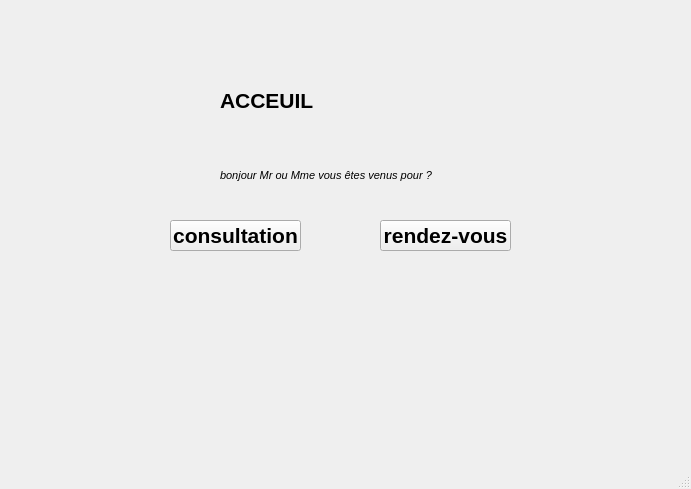
Before: the Qt Designer form form/.ui/accueil.ui in Abrahamkone/ano1, drawn with Qt 5.
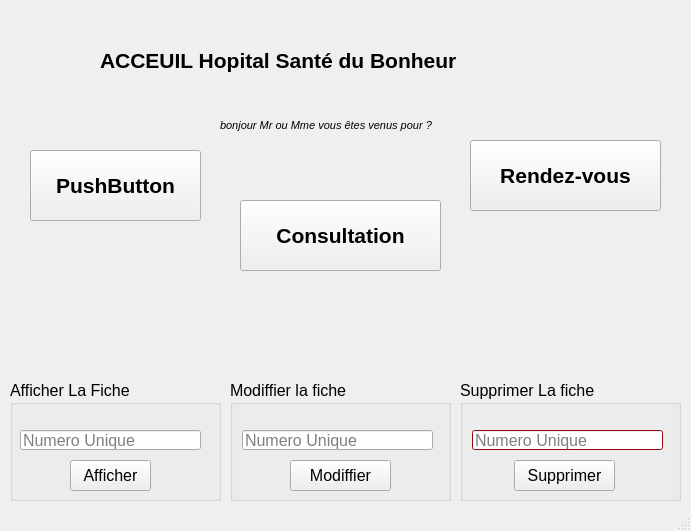
After: the same form once the commit is applied.

Patch:
```diff
--- a/form/.ui/accueil.ui
+++ b/form/.ui/accueil.ui
@@ -7,7 +7,7 @@
     <x>0</x>
     <y>0</y>
     <width>691</width>
-    <height>489</height>
+    <height>531</height>
    </rect>
   </property>
   <property name="font">
@@ -19,20 +19,23 @@
    </font>
   </property>
   <property name="windowTitle">
-   <string>MainWindow</string>
+   <string>Accueil</string>
+  </property>
+  <property name="layoutDirection">
+   <enum>Qt::LeftToRight</enum>
   </property>
   <widget class="QWidget" name="centralwidget">
    <widget class="QLabel" name="acceul">
     <property name="geometry">
      <rect>
-      <x>220</x>
-      <y>80</y>
-      <width>241</width>
+      <x>100</x>
+      <y>40</y>
+      <width>511</width>
       <height>41</height>
      </rect>
     </property>
     <property name="text">
-     <string>ACCEUIL</string>
+     <string>ACCEUIL Hopital Santé du Bonheur</string>
     </property>
     <property name="margin">
      <number>70</number>
@@ -41,34 +44,34 @@
    <widget class="QPushButton" name="pushButton">
     <property name="geometry">
      <rect>
-      <x>170</x>
-      <y>220</y>
-      <width>131</width>
-      <height>31</height>
+      <x>240</x>
+      <y>200</y>
+      <width>201</width>
+      <height>71</height>
      </rect>
     </property>
     <property name="text">
-     <string>consultation</string>
+     <string>Consultation</string>
     </property>
    </widget>
    <widget class="QPushButton" name="pushButton_2">
     <property name="geometry">
      <rect>
-      <x>380</x>
-      <y>220</y>
-      <width>131</width>
-      <height>31</height>
+      <x>470</x>
+      <y>140</y>
+      <width>191</width>
+      <height>71</height>
      </rect>
     </property>
     <property name="text">
-     <string>rendez-vous</string>
+     <string>Rendez-vous</string>
     </property>
    </widget>
    <widget class="QLabel" name="label_2">
     <property name="geometry">
      <rect>
       <x>220</x>
-      <y>160</y>
+      <y>110</y>
       <width>251</width>
       <height>31</height>
      </rect>
@@ -89,6 +92,546 @@
      <number>8</number>
     </property>
    </widget>
+   <widget class="QGroupBox" name="groupe_Affiche_Fiche">
+    <property name="geometry">
+     <rect>
+      <x>10</x>
+      <y>380</y>
+      <width>211</width>
+      <height>121</height>
+     </rect>
+    </property>
+    <property name="font">
+     <font>
+      <pointsize>12</pointsize>
+      <weight>50</weight>
+      <bold>false</bold>
+     </font>
+    </property>
+    <property name="title">
+     <string>Afficher La Fiche</string>
+    </property>
+    <widget class="QLineEdit" name="line_Edit_Afficher_2">
+     <property name="geometry">
+      <rect>
+       <x>10</x>
+       <y>50</y>
+       <width>181</width>
+       <height>20</height>
+      </rect>
+     </property>
+     <property name="placeholderText">
+      <string>Numero Unique</string>
+     </property>
+    </widget>
+    <widget class="QPushButton" name="boutton_Afficher_fiche">
+     <property name="geometry">
+      <rect>
+       <x>60</x>
+       <y>80</y>
+       <width>81</width>
+       <height>31</height>
+      </rect>
+     </property>
+     <property name="text">
+      <string>Afficher</string>
+     </property>
+    </widget>
+   </widget>
+   <widget class="QGroupBox" name="groupe_Modifier_Fiche">
+    <property name="geometry">
+     <rect>
+      <x>230</x>
+      <y>380</y>
+      <width>221</width>
+      <height>121</height>
+     </rect>
+    </property>
+    <property name="font">
+     <font>
+      <pointsize>12</pointsize>
+      <weight>50</weight>
+      <bold>false</bold>
+     </font>
+    </property>
+    <property name="title">
+     <string>Modiffier la fiche</string>
+    </property>
+    <widget class="QLineEdit" name="line_Edit_Modiffier">
+     <property name="geometry">
+      <rect>
+       <x>12</x>
+       <y>50</y>
+       <width>191</width>
+       <height>20</height>
+      </rect>
+     </property>
+     <property name="placeholderText">
+      <string>Numero Unique</string>
+     </property>
+    </widget>
+    <widget class="QPushButton" name="boutton_Modiffierr_fiche">
+     <property name="geometry">
+      <rect>
+       <x>60</x>
+       <y>80</y>
+       <width>101</width>
+       <height>31</height>
+      </rect>
+     </property>
+     <property name="text">
+      <string>Modiffier</string>
+     </property>
+    </widget>
+   </widget>
+   <widget class="QGroupBox" name="groupe_Supprimer_Fiche">
+    <property name="geometry">
+     <rect>
+      <x>460</x>
+      <y>380</y>
+      <width>221</width>
+      <height>121</height>
+     </rect>
+    </property>
+    <property name="font">
+     <font>
+      <family>Arial</family>
+      <pointsize>12</pointsize>
+      <weight>50</weight>
+      <bold>false</bold>
+     </font>
+    </property>
+    <property name="title">
+     <string>Supprimer La fiche</string>
+    </property>
+    <widget class="QLineEdit" name="line_Edit_Supprimer">
+     <property name="geometry">
+      <rect>
+       <x>12</x>
+       <y>50</y>
+       <width>191</width>
+       <height>20</height>
+      </rect>
+     </property>
+     <property name="palette">
+      <palette>
+       <active>
+        <colorrole role="WindowText">
+         <brush brushstyle="SolidPattern">
+          <color alpha="255">
+           <red>0</red>
+           <green>0</green>
+           <blue>0</blue>
+          </color>
+         </brush>
+        </colorrole>
+        <colorrole role="Button">
+         <brush brushstyle="SolidPattern">
+          <color alpha="255">
+           <red>209</red>
+           <green>13</green>
+           <blue>16</blue>
+          </color>
+         </brush>
+        </colorrole>
+        <colorrole role="Midlight">
+         <brush brushstyle="SolidPattern">
+          <color alpha="255">
+           <red>232</red>
+           <green>43</green>
+           <blue>46</blue>
+          </color>
+         </brush>
+        </colorrole>
+        <colorrole role="Dark">
+         <brush brushstyle="SolidPattern">
+          <color alpha="255">
+           <red>104</red>
+           <green>6</green>
+           <blue>8</blue>
+          </color>
+         </brush>
+        </colorrole>
+        <colorrole role="Mid">
+         <brush brushstyle="SolidPattern">
+          <color alpha="255">
+           <red>139</red>
+           <green>8</green>
+           <blue>10</blue>
+          </color>
+         </brush>
+        </colorrole>
+        <colorrole role="Text">
+         <brush brushstyle="SolidPattern">
+          <color alpha="255">
+           <red>0</red>
+           <green>0</green>
+           <blue>0</blue>
+          </color>
+         </brush>
+        </colorrole>
+        <colorrole role="BrightText">
+         <brush brushstyle="SolidPattern">
+          <color alpha="255">
+           <red>255</red>
+           <green>255</green>
+           <blue>255</blue>
+          </color>
+         </brush>
+        </colorrole>
+        <colorrole role="ButtonText">
+         <brush brushstyle="SolidPattern">
+          <color alpha="255">
+           <red>0</red>
+           <green>0</green>
+           <blue>0</blue>
+          </color>
+         </brush>
+        </colorrole>
+        <colorrole role="Base">
+         <brush brushstyle="SolidPattern">
+          <color alpha="255">
+           <red>255</red>
+           <green>255</green>
+           <blue>255</blue>
+          </color>
+         </brush>
+        </colorrole>
+        <colorrole role="Window">
+         <brush brushstyle="SolidPattern">
+          <color alpha="255">
+           <red>209</red>
+           <green>13</green>
+           <blue>16</blue>
+          </color>
+         </brush>
+        </colorrole>
+        <colorrole role="Shadow">
+         <brush brushstyle="SolidPattern">
+          <color alpha="255">
+           <red>0</red>
+           <green>0</green>
+           <blue>0</blue>
+          </color>
+         </brush>
+        </colorrole>
+        <colorrole role="AlternateBase">
+         <brush brushstyle="SolidPattern">
+          <color alpha="255">
+           <red>232</red>
+           <green>134</green>
+           <blue>135</blue>
+          </color>
+         </brush>
+        </colorrole>
+        <colorrole role="ToolTipBase">
+         <brush brushstyle="SolidPattern">
+          <color alpha="255">
+           <red>255</red>
+           <green>255</green>
+           <blue>220</blue>
+          </color>
+         </brush>
+        </colorrole>
+        <colorrole role="ToolTipText">
+         <brush brushstyle="SolidPattern">
+          <color alpha="255">
+           <red>0</red>
+           <green>0</green>
+           <blue>0</blue>
+          </color>
+         </brush>
+        </colorrole>
+       </active>
+       <inactive>
+        <colorrole role="WindowText">
+         <brush brushstyle="SolidPattern">
+          <color alpha="255">
+           <red>0</red>
+           <green>0</green>
+           <blue>0</blue>
+          </color>
+         </brush>
+        </colorrole>
+        <colorrole role="Button">
+         <brush brushstyle="SolidPattern">
+          <color alpha="255">
+           <red>209</red>
+           <green>13</green>
+           <blue>16</blue>
+          </color>
+         </brush>
+        </colorrole>
+        <colorrole role="Midlight">
+         <brush brushstyle="SolidPattern">
+          <color alpha="255">
+           <red>232</red>
+           <green>43</green>
+           <blue>46</blue>
+          </color>
+         </brush>
+        </colorrole>
+        <colorrole role="Dark">
+         <brush brushstyle="SolidPattern">
+          <color alpha="255">
+           <red>104</red>
+           <green>6</green>
+           <blue>8</blue>
+          </color>
+         </brush>
+        </colorrole>
+        <colorrole role="Mid">
+         <brush brushstyle="SolidPattern">
+          <color alpha="255">
+           <red>139</red>
+           <green>8</green>
+           <blue>10</blue>
+          </color>
+         </brush>
+        </colorrole>
+        <colorrole role="Text">
+         <brush brushstyle="SolidPattern">
+          <color alpha="255">
+           <red>0</red>
+           <green>0</green>
+           <blue>0</blue>
+          </color>
+         </brush>
+        </colorrole>
+        <colorrole role="BrightText">
+         <brush brushstyle="SolidPattern">
+          <color alpha="255">
+           <red>255</red>
+           <green>255</green>
+           <blue>255</blue>
+          </color>
+         </brush>
+        </colorrole>
+        <colorrole role="ButtonText">
+         <brush brushstyle="SolidPattern">
+          <color alpha="255">
+           <red>0</red>
+           <green>0</green>
+           <blue>0</blue>
+          </color>
+         </brush>
+        </colorrole>
+        <colorrole role="Base">
+         <brush brushstyle="SolidPattern">
+          <color alpha="255">
+           <red>255</red>
+           <green>255</green>
+           <blue>255</blue>
+          </color>
+         </brush>
+        </colorrole>
+        <colorrole role="Window">
+         <brush brushstyle="SolidPattern">
+          <color alpha="255">
+           <red>209</red>
+           <green>13</green>
+           <blue>16</blue>
+          </color>
+         </brush>
+        </colorrole>
+        <colorrole role="Shadow">
+         <brush brushstyle="SolidPattern">
+          <color alpha="255">
+           <red>0</red>
+           <green>0</green>
+           <blue>0</blue>
+          </color>
+         </brush>
+        </colorrole>
+        <colorrole role="AlternateBase">
+         <brush brushstyle="SolidPattern">
+          <color alpha="255">
+           <red>232</red>
+           <green>134</green>
+           <blue>135</blue>
+          </color>
+         </brush>
+        </colorrole>
+        <colorrole role="ToolTipBase">
+         <brush brushstyle="SolidPattern">
+          <color alpha="255">
+           <red>255</red>
+           <green>255</green>
+           <blue>220</blue>
+          </color>
+         </brush>
+        </colorrole>
+        <colorrole role="ToolTipText">
+         <brush brushstyle="SolidPattern">
+          <color alpha="255">
+           <red>0</red>
+           <green>0</green>
+           <blue>0</blue>
+          </color>
+         </brush>
+        </colorrole>
+       </inactive>
+       <disabled>
+        <colorrole role="WindowText">
+         <brush brushstyle="SolidPattern">
+          <color alpha="255">
+           <red>104</red>
+           <green>6</green>
+           <blue>8</blue>
+          </color>
+         </brush>
+        </colorrole>
+        <colorrole role="Button">
+         <brush brushstyle="SolidPattern">
+          <color alpha="255">
+           <red>209</red>
+           <green>13</green>
+           <blue>16</blue>
+          </color>
+         </brush>
+        </colorrole>
+        <colorrole role="Midlight">
+         <brush brushstyle="SolidPattern">
+          <color alpha="255">
+           <red>232</red>
+           <green>43</green>
+           <blue>46</blue>
+          </color>
+         </brush>
+        </colorrole>
+        <colorrole role="Dark">
+         <brush brushstyle="SolidPattern">
+          <color alpha="255">
+           <red>104</red>
+           <green>6</green>
+           <blue>8</blue>
+          </color>
+         </brush>
+        </colorrole>
+        <colorrole role="Mid">
+         <brush brushstyle="SolidPattern">
+          <color alpha="255">
+           <red>139</red>
+           <green>8</green>
+           <blue>10</blue>
+          </color>
+         </brush>
+        </colorrole>
+        <colorrole role="Text">
+         <brush brushstyle="SolidPattern">
+          <color alpha="255">
+           <red>104</red>
+           <green>6</green>
+           <blue>8</blue>
+          </color>
+         </brush>
+        </colorrole>
+        <colorrole role="BrightText">
+         <brush brushstyle="SolidPattern">
+          <color alpha="255">
+           <red>255</red>
+           <green>255</green>
+           <blue>255</blue>
+          </color>
+         </brush>
+        </colorrole>
+        <colorrole role="ButtonText">
+         <brush brushstyle="SolidPattern">
+          <color alpha="255">
+           <red>104</red>
+           <green>6</green>
+           <blue>8</blue>
+          </color>
+         </brush>
+        </colorrole>
+        <colorrole role="Base">
+         <brush brushstyle="SolidPattern">
+          <color alpha="255">
+           <red>209</red>
+           <green>13</green>
+           <blue>16</blue>
+          </color>
+         </brush>
+        </colorrole>
+        <colorrole role="Window">
+         <brush brushstyle="SolidPattern">
+          <color alpha="255">
+           <red>209</red>
+           <green>13</green>
+           <blue>16</blue>
+          </color>
+         </brush>
+        </colorrole>
+        <colorrole role="Shadow">
+         <brush brushstyle="SolidPattern">
+          <color alpha="255">
+           <red>0</red>
+           <green>0</green>
+           <blue>0</blue>
+          </color>
+         </brush>
+        </colorrole>
+        <colorrole role="AlternateBase">
+         <brush brushstyle="SolidPattern">
+          <color alpha="255">
+           <red>209</red>
+           <green>13</green>
+           <blue>16</blue>
+          </color>
+         </brush>
+        </colorrole>
+        <colorrole role="ToolTipBase">
+         <brush brushstyle="SolidPattern">
+          <color alpha="255">
+           <red>255</red>
+           <green>255</green>
+           <blue>220</blue>
+          </color>
+         </brush>
+        </colorrole>
+        <colorrole role="ToolTipText">
+         <brush brushstyle="SolidPattern">
+          <color alpha="255">
+           <red>0</red>
+           <green>0</green>
+           <blue>0</blue>
+          </color>
+         </brush>
+        </colorrole>
+       </disabled>
+      </palette>
+     </property>
+     <property name="placeholderText">
+      <string>Numero Unique</string>
+     </property>
+    </widget>
+    <widget class="QPushButton" name="boutton_Supprimer_fiche">
+     <property name="geometry">
+      <rect>
+       <x>54</x>
+       <y>80</y>
+       <width>101</width>
+       <height>31</height>
+      </rect>
+     </property>
+     <property name="text">
+      <string>Supprimer</string>
+     </property>
+    </widget>
+   </widget>
+   <widget class="QPushButton" name="pushButton_3">
+    <property name="geometry">
+     <rect>
+      <x>30</x>
+      <y>150</y>
+      <width>171</width>
+      <height>71</height>
+     </rect>
+    </property>
+    <property name="text">
+     <string>PushButton</string>
+    </property>
+   </widget>
   </widget>
   <widget class="QStatusBar" name="statusbar"/>
   <action name="actionenregistre">
```
Left out of the diff: 4 changed lines with no effect on the pictures.
